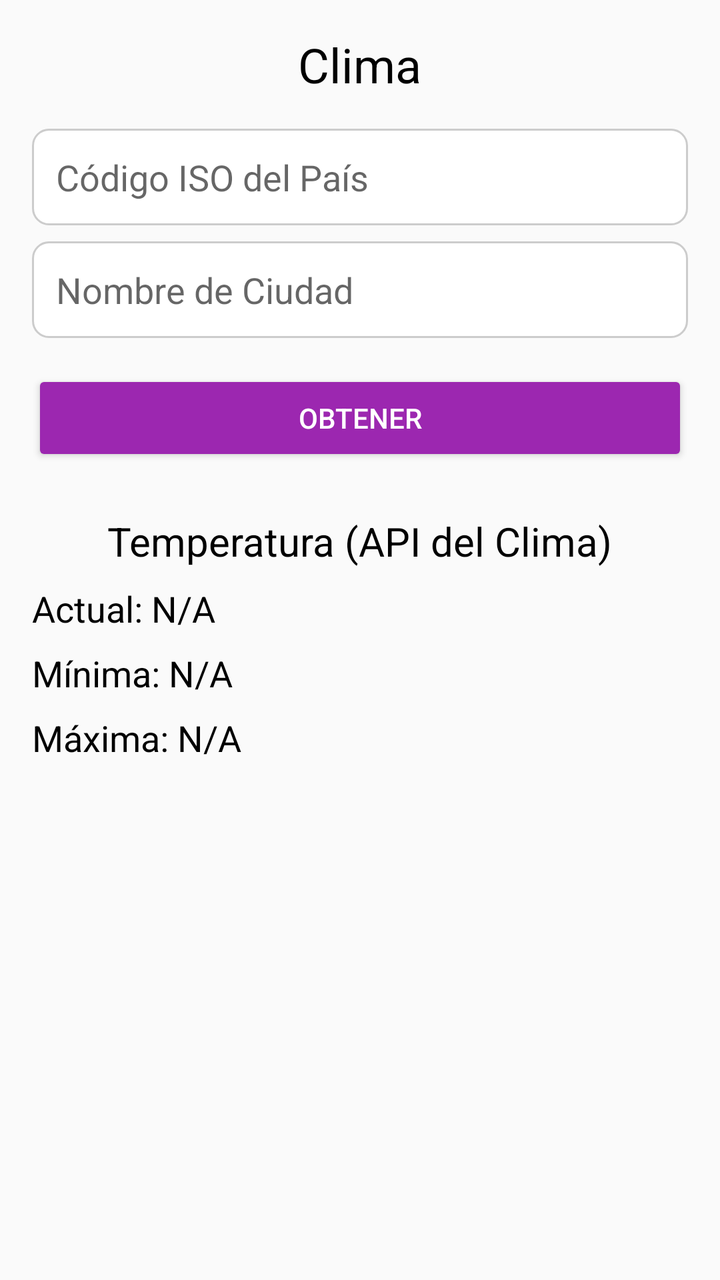
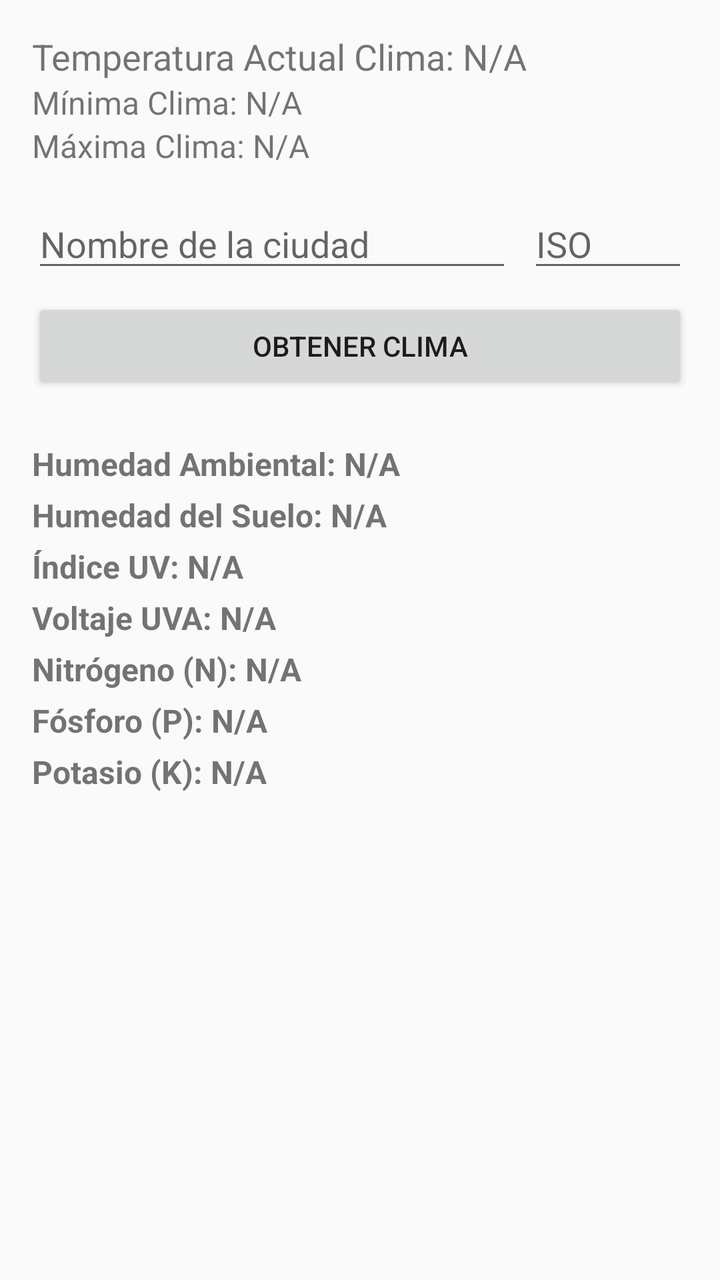

Before-and-after screenshots of an Android layout around one commit, followed by the original layout XML and the change that was made.
<!-- AndroidManifest.xml: application theme Theme.Proyectoplata -->
<!-- res/layout/fragment_home.xml -->
<?xml version="1.0" encoding="utf-8"?>
<ScrollView xmlns:android="http://schemas.android.com/apk/res/android"
    xmlns:app="http://schemas.android.com/apk/res-auto"
    xmlns:tools="http://schemas.android.com/tools"
    android:layout_width="match_parent"
    android:layout_height="match_parent">

    <LinearLayout
        android:layout_width="match_parent"
        android:layout_height="wrap_content"
        android:orientation="vertical"
        android:padding="16dp">

        <TextView
            android:id="@+id/label_clima"
            android:layout_width="wrap_content"
            android:layout_height="wrap_content"
            android:text="Clima"
            android:textSize="24sp"
            android:textColor="#000000"
            android:layout_gravity="center"/>

        <EditText
            android:id="@+id/codigo_iso"
            android:layout_width="match_parent"
            android:layout_height="wrap_content"
            android:hint="Código ISO del País"
            android:inputType="text"
            android:layout_marginTop="16dp"
            android:padding="12dp"
            android:minHeight="48dp"
            android:background="@drawable/rounded_edittext_bg"/>

        <EditText
            android:id="@+id/ciudad_nombre"
            android:layout_width="match_parent"
            android:layout_height="wrap_content"
            android:hint="Nombre de Ciudad"
            android:inputType="text"
            android:layout_marginTop="8dp"
            android:padding="12dp"
            android:minHeight="48dp"
            android:background="@drawable/rounded_edittext_bg"/>

        <Button
            android:id="@+id/obtener_button"
            android:layout_width="match_parent"
            android:layout_height="wrap_content"
            android:text="OBTENER"
            android:backgroundTint="#9C27B0"
            android:textColor="#ffffff"
            android:layout_marginTop="16dp"
            android:padding="12dp"/>

        <TextView
            android:id="@+id/label_temperatura"
            android:layout_width="wrap_content"
            android:layout_height="wrap_content"
            android:text="Temperatura (API del Clima)"
            android:textSize="20sp"
            android:textColor="#000000"
            android:layout_marginTop="24dp"
            android:layout_gravity="center"/>

        <TextView
            android:id="@+id/temperatura_actual"
            android:layout_width="wrap_content"
            android:layout_height="wrap_content"
            android:text="Actual: N/A"
            android:textColor="#000000"
            android:textSize="18sp"
            android:layout_marginTop="8dp"/>

        <TextView
            android:id="@+id/temperatura_minima"
            android:layout_width="wrap_content"
            android:layout_height="wrap_content"
            android:text="Mínima: N/A"
            android:textColor="#000000"
            android:textSize="18sp"
            android:layout_marginTop="8dp"/>

        <TextView
            android:id="@+id/temperatura_maxima"
            android:layout_width="wrap_content"
            android:layout_height="wrap_content"
            android:text="Máxima: N/A"
            android:textColor="#000000"
            android:textSize="18sp"
            android:layout_marginTop="8dp"/>

    </LinearLayout>
</ScrollView>
<!-- resources referenced by this layout -->
<resources>
  <!-- drawable rounded_edittext_bg (drawable) -->
  <?xml version="1.0" encoding="utf-8"?>
  <shape xmlns:android="http://schemas.android.com/apk/res/android">
      <solid android:color="#FFFFFF"/> <corners android:radius="8dp"/> <stroke android:width="1dp" android:color="#CCCCCC"/> </shape>
  <style name="Theme.Proyectoplata" parent="Theme.AppCompat.Light.NoActionBar">
          <item name="colorPrimary">@color/colorPrimary</item>
          <item name="colorPrimaryDark">@color/colorPrimaryDark</item>
          <item name="colorAccent">@color/colorAccent</item>
      </style>
  <color name="colorPrimary">#6200EE</color>
  <color name="colorPrimaryDark">#3700B3</color>
  <color name="colorAccent">#03DAC5</color>
</resources>

<!-- the commit's change to res/layout/fragment_home.xml (unified diff, before → after) -->
@@ -1,93 +1,169 @@
 <?xml version="1.0" encoding="utf-8"?>
-<ScrollView xmlns:android="http://schemas.android.com/apk/res/android"
+<androidx.constraintlayout.widget.ConstraintLayout
+    xmlns:android="http://schemas.android.com/apk/res/android"
     xmlns:app="http://schemas.android.com/apk/res-auto"
     xmlns:tools="http://schemas.android.com/tools"
     android:layout_width="match_parent"
-    android:layout_height="match_parent">
+    android:layout_height="match_parent"
+    tools:context=".fragments.HomeFragment">
 
-    <LinearLayout
-        android:layout_width="match_parent"
+    <TextView
+        android:id="@+id/temperaturaActual"
+        android:layout_width="wrap_content"
         android:layout_height="wrap_content"
-        android:orientation="vertical"
-        android:padding="16dp">
+        android:text="Temperatura Actual Clima: N/A"
+        android:textSize="18sp"
+        app:layout_constraintTop_toTopOf="parent"
+        app:layout_constraintStart_toStartOf="parent"
+        android:layout_marginTop="16dp"
+        android:layout_marginStart="16dp" />
 
-        <TextView
-            android:id="@+id/label_clima"
-            android:layout_width="wrap_content"
-            android:layout_height="wrap_content"
-            android:text="Clima"
-            android:textSize="24sp"
-            android:textColor="#000000"
-            android:layout_gravity="center"/>
+    <TextView
+        android:id="@+id/temperaturaMinima"
+        android:layout_width="wrap_content"
+        android:layout_height="wrap_content"
+        android:text="Mínima Clima: N/A"
+        android:textSize="16sp"
+        app:layout_constraintTop_toBottomOf="@id/temperaturaActual"
+        app:layout_constraintStart_toStartOf="parent"
+        android:layout_marginStart="16dp" />
 
-        <EditText
-            android:id="@+id/codigo_iso"
-            android:layout_width="match_parent"
-            android:layout_height="wrap_content"
-            android:hint="Código ISO del País"
-            android:inputType="text"
-            android:layout_marginTop="16dp"
-            android:padding="12dp"
-            android:minHeight="48dp"
-            android:background="@drawable/rounded_edittext_bg"/>
+    <TextView
+        android:id="@+id/temperaturaMaxima"
+        android:layout_width="wrap_content"
+        android:layout_height="wrap_content"
+        android:text="Máxima Clima: N/A"
+        android:textSize="16sp"
+        app:layout_constraintTop_toBottomOf="@id/temperaturaMinima"
+        app:layout_constraintStart_toStartOf="parent"
+        android:layout_marginStart="16dp" />
 
-        <EditText
-            android:id="@+id/ciudad_nombre"
-            android:layout_width="match_parent"
-            android:layout_height="wrap_content"
-            android:hint="Nombre de Ciudad"
-            android:inputType="text"
-            android:layout_marginTop="8dp"
-            android:padding="12dp"
-            android:minHeight="48dp"
-            android:background="@drawable/rounded_edittext_bg"/>
+    <EditText
+        android:id="@+id/ciudadNombre"
+        android:layout_width="0dp"
+        android:layout_height="wrap_content"
+        android:hint="Nombre de la ciudad"
+        android:inputType="text"
+        android:layout_marginTop="16dp"
+        android:layout_marginStart="16dp"
+        android:layout_marginEnd="8dp"
+        app:layout_constraintTop_toBottomOf="@id/temperaturaMaxima"
+        app:layout_constraintStart_toStartOf="parent"
+        app:layout_constraintEnd_toStartOf="@+id/codigoIso" />
 
-        <Button
-            android:id="@+id/obtener_button"
-            android:layout_width="match_parent"
-            android:layout_height="wrap_content"
-            android:text="OBTENER"
-            android:backgroundTint="#9C27B0"
-            android:textColor="#ffffff"
-            android:layout_marginTop="16dp"
-            android:padding="12dp"/>
+    <EditText
+        android:id="@+id/codigoIso"
+        android:layout_width="80dp"
+        android:layout_height="wrap_content"
+        android:hint="ISO"
+        android:inputType="textCapCharacters"
+        android:maxLength="2"
+        android:layout_marginTop="16dp"
+        android:layout_marginEnd="16dp"
+        app:layout_constraintTop_toBottomOf="@id/temperaturaMaxima"
+        app:layout_constraintStart_toEndOf="@id/ciudadNombre"
+        app:layout_constraintEnd_toEndOf="parent" />
 
-        <TextView
-            android:id="@+id/label_temperatura"
-            android:layout_width="wrap_content"
-            android:layout_height="wrap_content"
-            android:text="Temperatura (API del Clima)"
-            android:textSize="20sp"
-            android:textColor="#000000"
-            android:layout_marginTop="24dp"
-            android:layout_gravity="center"/>
+    <Button
+        android:id="@+id/obtenerButton"
+        android:layout_width="0dp"
+        android:layout_height="wrap_content"
+        android:text="Obtener Clima"
+        android:layout_marginTop="8dp"
+        android:layout_marginStart="16dp"
+        android:layout_marginEnd="16dp"
+        app:layout_constraintTop_toBottomOf="@id/ciudadNombre"
+        app:layout_constraintStart_toStartOf="parent"
+        app:layout_constraintEnd_toEndOf="parent" />
 
-        <TextView
-            android:id="@+id/temperatura_actual"
-            android:layout_width="wrap_content"
-            android:layout_height="wrap_content"
-            android:text="Actual: N/A"
-            android:textColor="#000000"
-            android:textSize="18sp"
-            android:layout_marginTop="8dp"/>
+    
+    
 
-        <TextView
-            android:id="@+id/temperatura_minima"
-            android:layout_width="wrap_content"
-            android:layout_height="wrap_content"
-            android:text="Mínima: N/A"
-            android:textColor="#000000"
-            android:textSize="18sp"
-            android:layout_marginTop="8dp"/>
+    <TextView
+        android:id="@+id/tvHumedadActual"
+        android:layout_width="wrap_content"
+        android:layout_height="wrap_content"
+        android:text="Humedad Ambiental: N/A"
+        android:textSize="16sp"
+        android:textStyle="bold"
+        app:layout_constraintTop_toBottomOf="@id/obtenerButton"
+        app:layout_constraintStart_toStartOf="parent"
+        android:layout_marginTop="24dp"
+        android:layout_marginStart="16dp" />
 
-        <TextView
-            android:id="@+id/temperatura_maxima"
-            android:layout_width="wrap_content"
-            android:layout_height="wrap_content"
-            android:text="Máxima: N/A"
-            android:textColor="#000000"
-            android:textSize="18sp"
-            android:layout_marginTop="8dp"/>
+    <TextView
+        android:id="@+id/tvHumedadSueloActual"
+        android:layout_width="wrap_content"
+        android:layout_height="wrap_content"
+        android:text="Humedad del Suelo: N/A"
+        android:textSize="16sp"
+        android:textStyle="bold"
+        app:layout_constraintTop_toBottomOf="@id/tvHumedadActual"
+        app:layout_constraintStart_toStartOf="parent"
+        android:layout_marginTop="4dp"
+        android:layout_marginStart="16dp" />
 
-    </LinearLayout>
-</ScrollView>
+    <TextView
+        android:id="@+id/tvIndiceUvActual"
+        android:layout_width="wrap_content"
+        android:layout_height="wrap_content"
+        android:text="Índice UV: N/A"
+        android:textSize="16sp"
+        android:textStyle="bold"
+        app:layout_constraintTop_toBottomOf="@id/tvHumedadSueloActual"
+        app:layout_constraintStart_toStartOf="parent"
+        android:layout_marginTop="4dp"
+        android:layout_marginStart="16dp" />
+
+    <TextView
+        android:id="@+id/tvVoltajeUvaActual"
+        android:layout_width="wrap_content"
+        android:layout_height="wrap_content"
+        android:text="Voltaje UVA: N/A"
+        android:textSize="16sp"
+        android:textStyle="bold"
+        app:layout_constraintTop_toBottomOf="@id/tvIndiceUvActual"
+        app:layout_constraintStart_toStartOf="parent"
+        android:layout_marginTop="4dp"
+        android:layout_marginStart="16dp" />
+
+    <TextView
+        android:id="@+id/tvNitrogenoActual"
+        android:layout_width="wrap_content"
+        android:layout_height="wrap_content"
+        android:text="Nitrógeno (N): N/A"
+        android:textSize="16sp"
+        android:textStyle="bold"
+        app:layout_constraintTop_toBottomOf="@id/tvVoltajeUvaActual"
+        app:layout_constraintStart_toStartOf="parent"
+        android:layout_marginTop="4dp"
+        android:layout_marginStart="16dp" />
+
+    <TextView
+        android:id="@+id/tvFosforoActual"
+        android:layout_width="wrap_content"
+        android:layout_height="wrap_content"
+        android:text="Fósforo (P): N/A"
+        android:textSize="16sp"
+        android:textStyle="bold"
+        app:layout_constraintTop_toBottomOf="@id/tvNitrogenoActual"
+        app:layout_constraintStart_toStartOf="parent"
+        android:layout_marginTop="4dp"
+        android:layout_marginStart="16dp" />
+
+    <TextView
+        android:id="@+id/tvPotasioActual"
+        android:layout_width="wrap_content"
+        android:layout_height="wrap_content"
+        android:text="Potasio (K): N/A"
+        android:textSize="16sp"
+        android:textStyle="bold"
+        app:layout_constraintTop_toBottomOf="@id/tvFosforoActual"
+        app:layout_constraintStart_toStartOf="parent"
+        android:layout_marginTop="4dp"
+        android:layout_marginStart="16dp" />
+
+    
+    
+
+</androidx.constraintlayout.widget.ConstraintLayout>
<!-- resource entries referenced after the edit -->
@@ -1,9 +1,5 @@
 <!-- resources referenced by this layout -->
 <resources>
-  <!-- drawable rounded_edittext_bg (drawable) -->
-  <?xml version="1.0" encoding="utf-8"?>
-  <shape xmlns:android="http://schemas.android.com/apk/res/android">
-      <solid android:color="#FFFFFF"/> <corners android:radius="8dp"/> <stroke android:width="1dp" android:color="#CCCCCC"/> </shape>
   <style name="Theme.Proyectoplata" parent="Theme.AppCompat.Light.NoActionBar">
           <item name="colorPrimary">@color/colorPrimary</item>
           <item name="colorPrimaryDark">@color/colorPrimaryDark</item>
